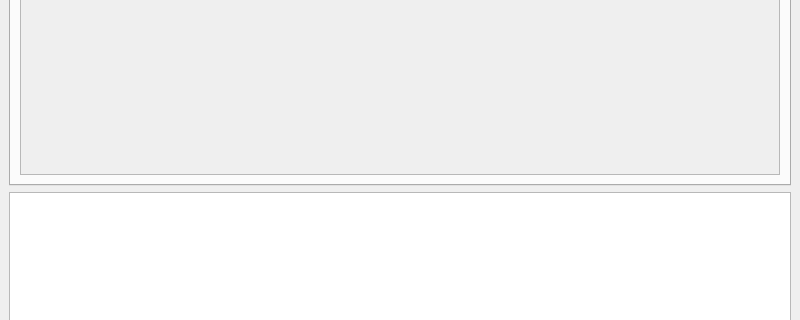
First picture: the form in src/pyluxcoretools/pyluxcoretools/pyluxcorenetconsole/mainwindow.ui, repository LuxCoreRender/LuxCore, before the edit; both pictures show x 0 to 800 and y 226 to 546 of the 800 by 800 pixel window.
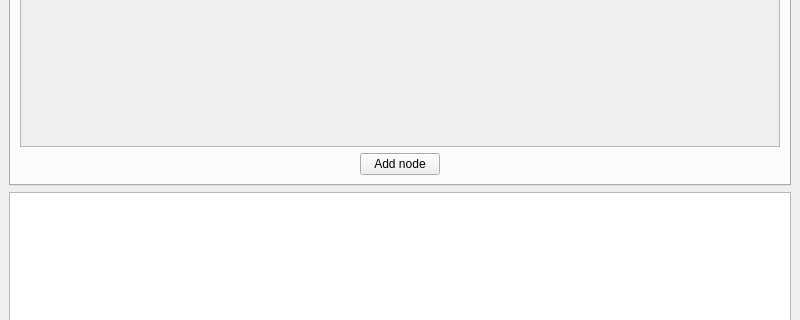
Second picture: the form after the edit. The open tabs and pages were chosen to show the change.

Commit message: Added a button to add manually rendering nodes to pyluxcorenetconsoleui

The edit to the form file:
```diff
--- a/src/pyluxcoretools/pyluxcoretools/pyluxcorenetconsole/mainwindow.ui
+++ b/src/pyluxcoretools/pyluxcoretools/pyluxcorenetconsole/mainwindow.ui
@@ -357,7 +357,40 @@
         <string>Nodes</string>
        </attribute>
        <layout class="QGridLayout" name="gridLayout_3">
-        <item row="0" column="0">
+        <item row="1" column="0">
+         <spacer name="horizontalSpacer_4">
+          <property name="orientation">
+           <enum>Qt::Horizontal</enum>
+          </property>
+          <property name="sizeHint" stdset="0">
+           <size>
+            <width>40</width>
+            <height>20</height>
+           </size>
+          </property>
+         </spacer>
+        </item>
+        <item row="1" column="1">
+         <widget class="QPushButton" name="pushButtonAddNode">
+          <property name="text">
+           <string>Add node</string>
+          </property>
+         </widget>
+        </item>
+        <item row="1" column="2">
+         <spacer name="horizontalSpacer_6">
+          <property name="orientation">
+           <enum>Qt::Horizontal</enum>
+          </property>
+          <property name="sizeHint" stdset="0">
+           <size>
+            <width>40</width>
+            <height>20</height>
+           </size>
+          </property>
+         </spacer>
+        </item>
+        <item row="0" column="0" colspan="3">
          <widget class="QScrollArea" name="scrollAreaNodes">
           <property name="widgetResizable">
            <bool>true</bool>
@@ -368,7 +401,7 @@
              <x>0</x>
              <y>0</y>
              <width>758</width>
-             <height>407</height>
+             <height>374</height>
             </rect>
            </property>
           </widget>
```
Left out of the diff: 59 changed lines with no effect on the pictures. The commit also changes 6 other files.
